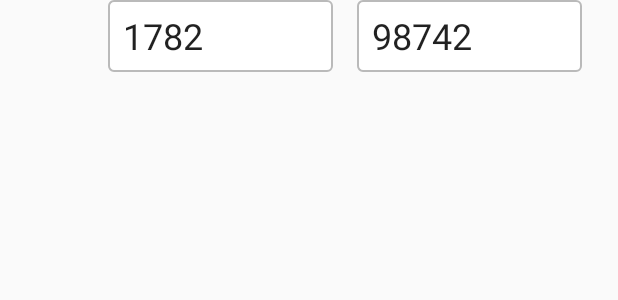
After one commit to AlexSheiko/Stock-Control, an Android app: the layout list_item_stock_edit.xml on its own in the app's theme, with its tools: preview values and no code run, on a phone screen of 412 x 824 dp. The commit adds this screen. Shown: the top 300 px of the screen. Run offline under Robolectric (Android 15) with nearby library versions, the phone set to English and light mode, and no system bars.

Commit message:
Add edit stocks screen

```diff
--- a/app/build.gradle
+++ b/app/build.gradle
@@ -25,4 +25,5 @@ dependencies {
     compile 'com.android.support:appcompat-v7:23.1.1'
     compile 'com.parse.bolts:bolts-android:1.3.0'
     compile 'com.parse:parse-android:1.11.0'
+    compile 'com.android.support:design:23.1.1'
 }
--- /dev/null
+++ b/app/src/main/res/layout/list_item_stock_edit.xml
@@ -0,0 +1,36 @@
+<?xml version="1.0" encoding="utf-8"?>
+<LinearLayout xmlns:android="http://schemas.android.com/apk/res/android"
+              android:layout_width="match_parent"
+              android:layout_height="match_parent"
+              xmlns:tools="http://schemas.android.com/tools"
+              android:orientation="horizontal">
+
+    <TextView
+        android:layout_width="72dp"
+        android:textSize="24sp"
+        android:layout_height="48dp"/>
+
+    <EditText
+        android:id="@+id/quantityField"
+        android:layout_width="150dp"
+        android:layout_height="48dp"
+        android:background="@drawable/edittext_background"
+        android:hint="Quantity"
+        android:paddingLeft="10dp"
+        android:paddingRight="10dp"
+        tools:text="1782"
+        android:textSize="24sp"/>
+
+    <EditText
+        android:id="@+id/priceField"
+        android:layout_width="150dp"
+        android:layout_height="48dp"
+        android:layout_marginLeft="16dp"
+        android:background="@drawable/edittext_background"
+        android:hint="Price"
+        android:paddingLeft="10dp"
+        android:paddingRight="10dp"
+        tools:text="98742"
+        android:textSize="24sp"/>
+
+</LinearLayout>
--- /dev/null
+++ b/app/src/main/res/values-v21/styles.xml
@@ -0,0 +1,2 @@
+<resources>
+</resources>
--- a/app/src/main/res/values/dimens.xml
+++ b/app/src/main/res/values/dimens.xml
@@ -2,4 +2,5 @@
     <!-- Default screen margins, per the Android Design guidelines. -->
     <dimen name="activity_horizontal_margin">32dp</dimen>
     <dimen name="activity_vertical_margin">16dp</dimen>
+    <dimen name="fab_margin">16dp</dimen>
 </resources>
--- a/app/src/main/res/values/strings.xml
+++ b/app/src/main/res/values/strings.xml
@@ -1,3 +1,4 @@
 <resources>
     <string name="app_name">Stock Control</string>
+    <string name="title_activity_edit">Edit</string>
 </resources>
--- a/app/src/main/res/values/styles.xml
+++ b/app/src/main/res/values/styles.xml
@@ -6,4 +6,8 @@
         <item name="colorAccent">@color/colorAccent</item>
     </style>
 
+    <style name="AppTheme.AppBarOverlay" parent="ThemeOverlay.AppCompat.Dark.ActionBar"/>
+
+    <style name="AppTheme.PopupOverlay" parent="ThemeOverlay.AppCompat.Light"/>
+
 </resources>
```
Also changed, not shown: app/src/main/AndroidManifest.xml (+19 -9 lines), app/src/main/java/com/mappfia/stockcontrol/EditActivity.java (added, +35 -0 lines), app/src/main/java/com/mappfia/stockcontrol/MainActivity.java (+28 -11 lines), app/src/main/java/com/mappfia/stockcontrol/StockEditAdapter.java (added, +38 -0 lines), app/src/main/res/layout/activity_edit.xml (added, +27 -0 lines), app/src/main/res/layout/activity_main.xml (+11 -1 lines).
